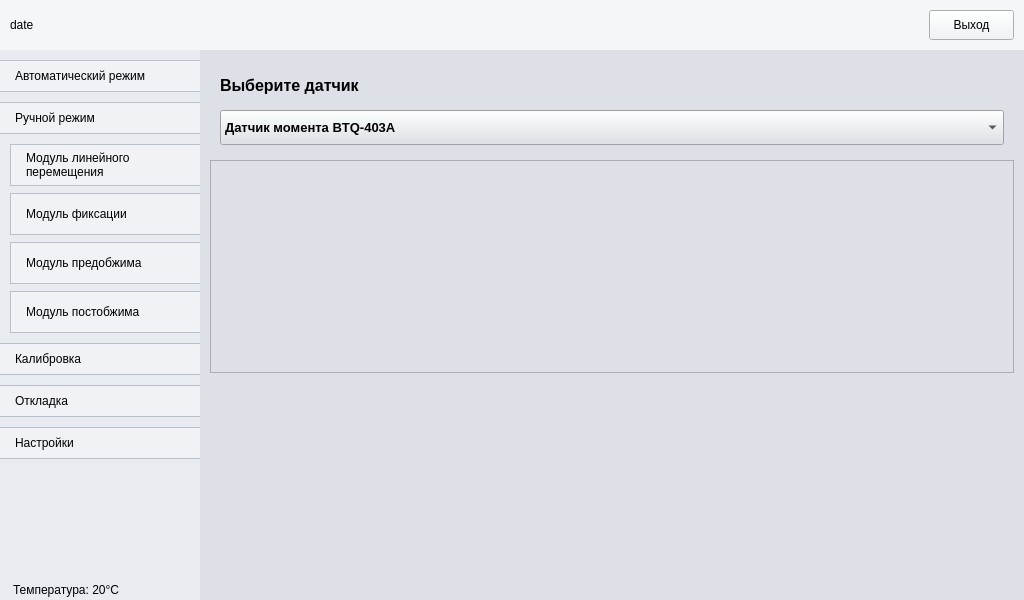
petlitsky/rozovproject, file main.ui: the form before one commit.
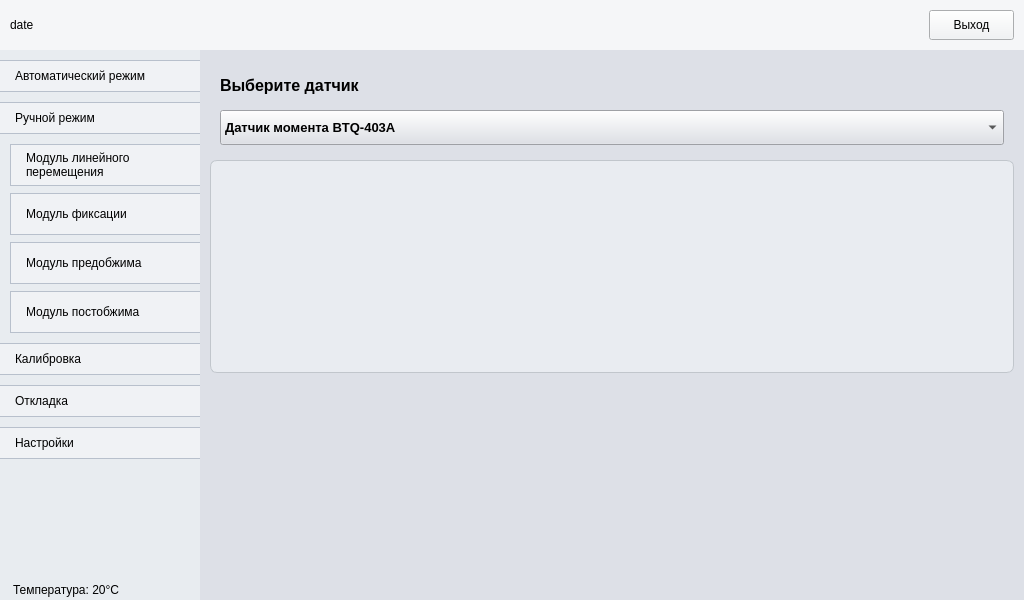
The form after the commit. Icons and pictures are not drawn.

The edit to the form file:
```diff
--- a/main.ui
+++ b/main.ui
@@ -2306,6 +2306,16 @@
            </item>
            <item>
             <widget class="QFrame" name="frame">
+             <property name="styleSheet">
+              <string notr="true">* {
+	background: #e9ecf1;
+}
+
+QFrame {
+	border-radius: 7px;
+	border: 1px solid #c1c6cc;
+}</string>
+             </property>
              <property name="frameShape">
               <enum>QFrame::Shape::StyledPanel</enum>
              </property>
```
Left out of the diff: 33 changed lines with no effect on the pictures.
